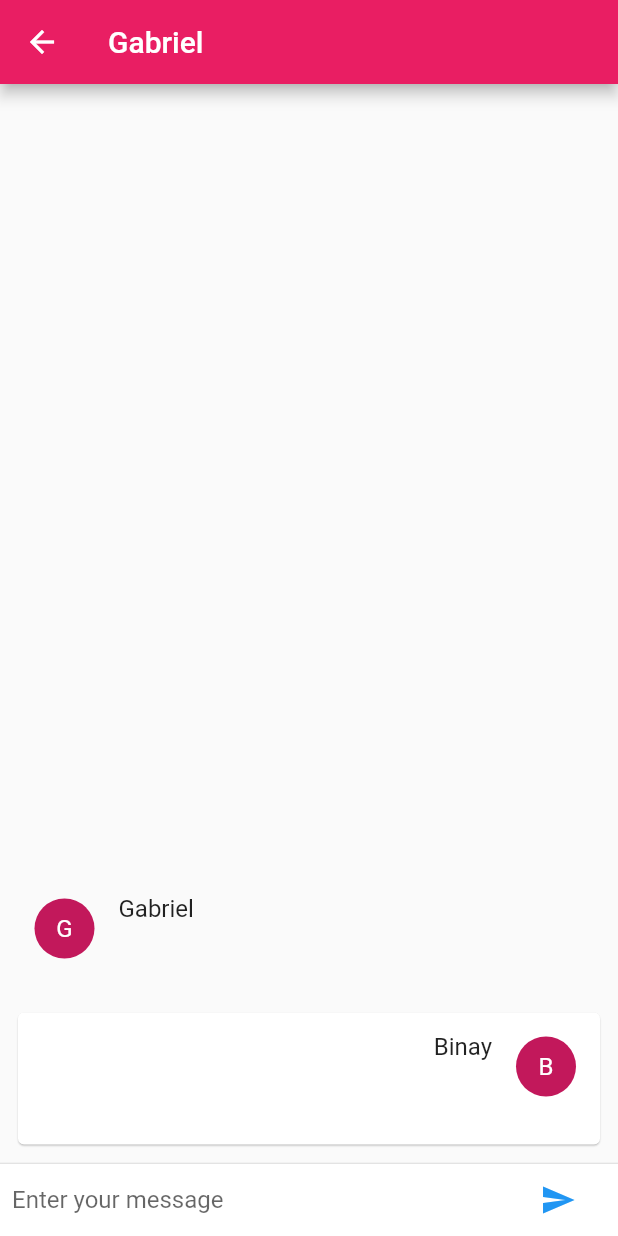
After one commit to galdinogabriel/DogFamily, a Flutter app: the ChatScreen screen opened by its route, after a tap on the "send" icon, on a phone screen of 412 x 824 dp. The commit adds this screen. Run offline on Flutter 3.47's test engine with Material 2 defaults, Android fonts, the phone set to English and light mode, and no system bars; network calls fail.

Commit message:
Add chat e chat home

```diff
--- a/lib/routes/app_routes.dart
+++ b/lib/routes/app_routes.dart
@@ -4,4 +4,6 @@ class AppRoutes {
   static const TELA_ANUNCIO = 'tela-anuncio';
   static const CADASTRO_USUARIO = 'tela-cadastrar-usuario';
   static const TELA_LOGIN = '/';
+  static const TELA_CHAT = 'tela-chat';
+  static const TELA_CHAT_HOME = 'tela-chat-home';
 }
--- a/lib/screens/tela_cadastrar_cao.dart
+++ b/lib/screens/tela_cadastrar_cao.dart
@@ -333,12 +333,12 @@ class MyCustomFormState extends State<MyCustomForm> {
                   height: 50,
                   decoration: BoxDecoration(
                     borderRadius: BorderRadius.circular(10),
-                    gradient: LinearGradient(
+                    /*gradient: LinearGradient(
                       colors: [
                         Color.fromRGBO(143, 148, 251, 1),
                         Color.fromRGBO(143, 148, 251, .6),
                       ],
-                    ),
+                    ),*/
                   ),
                   child: Center(
                     child: Text(
--- /dev/null
+++ b/lib/screens/tela_chat.dart
@@ -0,0 +1,149 @@
+import 'package:flutter/material.dart';
+
+class ChatScreen extends StatefulWidget {
+  String name = 'Gabriel';
+  @override
+  State createState() => new ChatScreenState();
+}
+
+class ChatScreenState extends State<ChatScreen> {
+  final TextEditingController textEditingController =
+      new TextEditingController();
+  final List<ChatMessage> _messages = <ChatMessage>[];
+
+  void _handleSubmit(String text) {
+    textEditingController.clear();
+    ChatMessage chatMessage1 = new ChatMessage(
+      text: text,
+      name: widget.name,
+      isMe: false,
+    );
+    ChatMessage chatMessage2 = new ChatMessage(
+      text: text,
+      name: "Binay",
+      isMe: true,
+    );
+    setState(() {
+      //used to rebuild our widget
+      _messages.insert(0, chatMessage1);
+      _messages.insert(0, chatMessage2);
+    });
+  }
+
+  Widget _textComposerWidget() {
+    return new IconTheme(
+      data: new IconThemeData(color: Colors.blue),
+      child: new Container(
+        margin: const EdgeInsets.symmetric(horizontal: 8.0),
+        child: new Row(
+          children: <Widget>[
+            new Flexible(
+              child: new TextField(
+                decoration: new InputDecoration.collapsed(
+                    hintText: "Enter your message"),
+                controller: textEditingController,
+                onSubmitted: _handleSubmit,
+              ),
+            ),
+            new Container(
+              margin: const EdgeInsets.symmetric(horizontal: 8.0),
+              child: new IconButton(
+                icon: new Icon(Icons.send),
+                onPressed: () => _handleSubmit(textEditingController.text),
+              ),
+            )
+          ],
+        ),
+      ),
+    );
+  }
+
+  @override
+  Widget build(BuildContext context) {
+    return Scaffold(
+      appBar: AppBar(
+        title: Text(widget.name),
+      ),
+      body: new Column(
+        children: <Widget>[
+          new Flexible(
+            child: new ListView.builder(
+              padding: new EdgeInsets.all(8.0),
+              reverse: true,
+              itemBuilder: (_, int index) => _messages[index],
+              itemCount: _messages.length,
+            ),
+          ),
+          new Divider(
+            height: 1.0,
+          ),
+          new Container(
+            decoration: new BoxDecoration(
+              color: Theme.of(context).cardColor,
+            ),
+            child: _textComposerWidget(),
+          )
+        ],
+      ),
+    );
+  }
+}
+
+class ChatMessage extends StatelessWidget {
+  final String text;
+  final String name;
+  final bool isMe;
+  //for optional params we use curly braces
+  ChatMessage({this.text, this.name, this.isMe});
+  @override
+  Widget build(BuildContext context) {
+    String txt = getPrettyString(text);
+    if (isMe) {
+      return Card(
+        elevation: 0.5,
+        child: ListTile(
+          isThreeLine: true,
+          trailing: new CircleAvatar(
+            child: new Text(
+              name[0],
+            ),
+          ),
+          title: Row(
+            mainAxisAlignment: MainAxisAlignment.spaceBetween,
+            children: <Widget>[
+              Text(" "),
+              Text(name, style: Theme.of(context).textTheme.subhead),
+            ],
+          ),
+          subtitle: Row(
+            mainAxisAlignment: MainAxisAlignment.spaceBetween,
+            children: <Widget>[
+              Text(" "),
+              Text("$txt"),
+            ],
+          ),
+        ),
+      );
+    }
+    return ListTile(
+      contentPadding: EdgeInsets.only(
+        left: 15.0,
+      ),
+      isThreeLine: true,
+      leading: new CircleAvatar(
+        child: new Text(name[0]),
+      ),
+      title: Text(name, style: Theme.of(context).textTheme.subhead),
+      subtitle: Text("$txt"),
+    );
+  }
+
+  String getPrettyString(String str) {
+    for (int i = 1; i < str.length; i++) {
+      if (i % 30 == 0) {
+        str = "${str.substring(0, i)} \n ${str.substring(i)}";
+      }
+    }
+    return str;
+  }
+}
```
Also changed, not shown: lib/main.dart (+7 -2 lines), lib/screens/tela_anuncio.dart (+6 -1 lines), lib/screens/tela_chat_home.dart (added, +99 -0 lines), lib/widgets/drawer_customizado.dart (+12 -3 lines).
